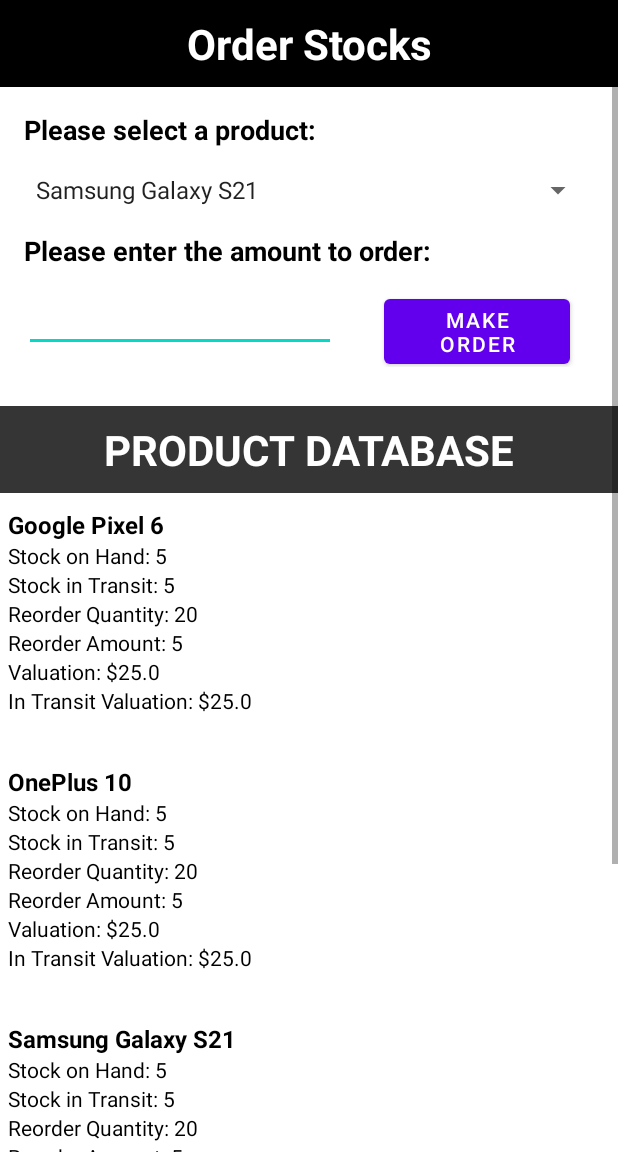
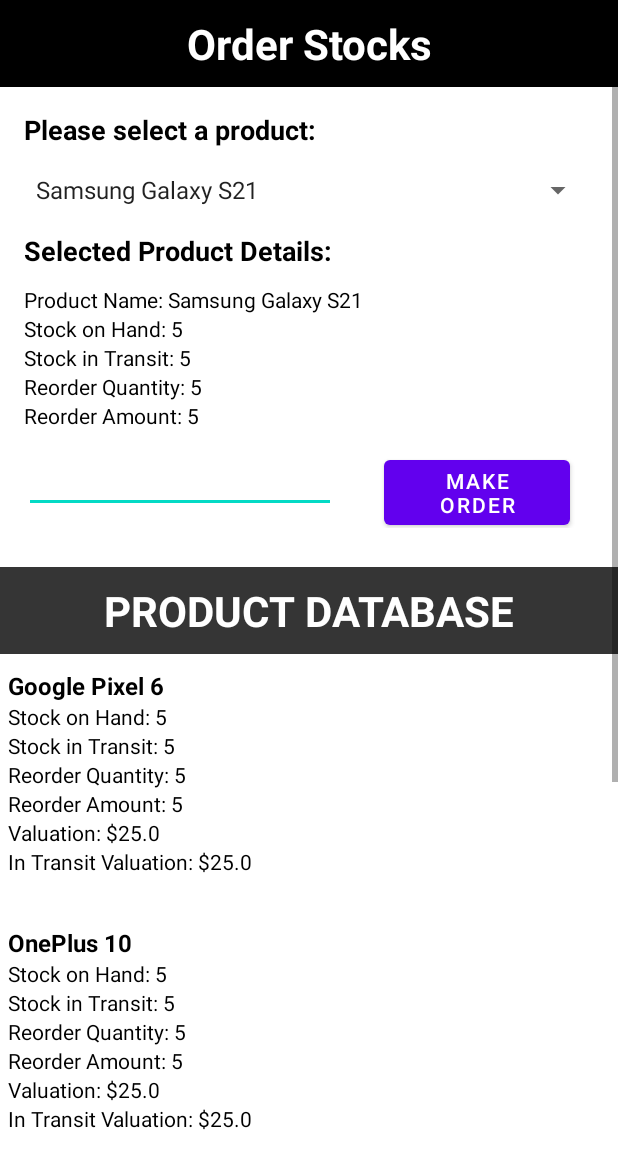
Before and after one commit to Boldoosang/COMP3606-A2, an Android app: the screen it shows after launch (StockActivity), after a tap on "ORDERING STOCKS", on a phone screen of 412 x 824 dp, the part 84-1236 px from its top. Run offline under Robolectric (Android 15) with nearby library versions, the light colour scheme and no system bars.

Commit message:
Added selected product details.

```diff
--- a/app/src/main/java/com/jbaldeo_tevthatcher/productmanagementapplication/OrderStockFragment.java
+++ b/app/src/main/java/com/jbaldeo_tevthatcher/productmanagementapplication/OrderStockFragment.java
@@ -4,17 +4,21 @@
 import android.database.Cursor;
 import android.database.SQLException;
 import android.database.sqlite.SQLiteDatabase;
+import android.graphics.Color;
 import android.os.AsyncTask;
 import android.os.Bundle;
 
+import androidx.appcompat.widget.LinearLayoutCompat;
 import androidx.fragment.app.Fragment;
 import androidx.fragment.app.FragmentTransaction;
 
 import android.view.LayoutInflater;
 import android.view.View;
 import android.view.ViewGroup;
+import android.widget.AdapterView;
 import android.widget.ArrayAdapter;
 import android.widget.Button;
+import android.widget.LinearLayout;
 import android.widget.Spinner;
 import android.widget.TextView;
 import android.widget.Toast;
@@ -102,10 +106,15 @@
 
             orderText = orderTextView.getText().toString();
             spinnerText = orderStockSpinner.getSelectedItem().toString();
+
         }
 
         protected Boolean doInBackground(Void... v){
             ProductDatabaseHelper productDBHelper = new ProductDatabaseHelper(getContext());
+
+            if(orderText.equals(""))
+                return false;
+
             try{
                 db = productDBHelper.getReadableDatabase();
                 cursor = db.rawQuery("select STOCK_IN_TRANSIT from PRODUCT where NAME = '" + spinnerText + "'", null);
@@ -115,7 +124,7 @@
 
                 updatedStock.put("STOCK_IN_TRANSIT", numberInTransit);
                 db.update("PRODUCT", updatedStock, "NAME = ?", new String[]{spinnerText});
-
+                new SelectedProduct().execute();
                 return true;
             } catch(SQLException e){
                 return false;
@@ -123,6 +132,10 @@
         }
 
         protected void onPostExecute(Boolean result){
+            if(orderText.equals("")){
+                Toast toast = Toast.makeText(getContext(), "Invalid product details entered.", Toast.LENGTH_SHORT);
+                toast.show();
+            }
             if(!result){
                 Toast toast = Toast.makeText(getContext(), "Unable to access database.", Toast.LENGTH_SHORT);
                 toast.show();
@@ -130,22 +143,32 @@
         }
     }
 
-    private class PopulateSpinner extends AsyncTask<Void, Void, ArrayList<String>>{
+    private class PopulateSpinner extends AsyncTask<Void, Void, Cursor>{
         Spinner orderStockSpinner;
         ProductDatabaseHelper productDBHelper;
         View view;
+
         protected void onPreExecute(){
-            view=getView();
+            view = getView();
             orderStockSpinner = (Spinner) view.findViewById(R.id.orderStockSpinner);
             productDBHelper = new ProductDatabaseHelper(getContext());
         }
 
-        protected ArrayList<String> doInBackground(Void... v){
+        protected Cursor doInBackground(Void... v){
             if (view != null) {
                 try {
                     db = productDBHelper.getReadableDatabase();
                     cursor = db.query("PRODUCT", new String[]{"_id", "NAME"}, null, null, null, null, null);
 
+                    return cursor;
+                } catch(SQLException e){
+                    return null;
+                }
+            }
+            return null;
+        }
+
+        protected void onPostExecute(Cursor cursor){
             ArrayList<String> productNames = new ArrayList<>();
 
             if(cursor.moveToFirst()){
@@ -154,11 +177,47 @@
                 while(cursor.moveToNext())
                     productNames.add(cursor.getString(1));
 
+                ArrayAdapter spinnerAdapter = new ArrayAdapter(view.getContext(), android.R.layout.simple_spinner_item, productNames);
+
+                spinnerAdapter.setDropDownViewResource(android.R.layout.simple_spinner_dropdown_item);
+                orderStockSpinner.setAdapter(spinnerAdapter);
+
+                orderStockSpinner.setOnItemSelectedListener(new AdapterView.OnItemSelectedListener() {
+                    @Override
+                    public void onItemSelected(AdapterView<?> parentView, View selectedItemView, int position, long id) {
+                        new SelectedProduct().execute();
+                    }
+
+                    public void onNothingSelected(AdapterView<?> adapterView) {
+                        return;
+                    }
+                });
+
+                orderStockSpinner.setSelection(spinnerIndex);
+
             } else {
                 productNames.add("No products available");
                 orderStockSpinner.setEnabled(false);
             }
-                    return productNames;
+        }
+    }
+
+    private class SelectedProduct extends AsyncTask<Void, Void, Cursor>{
+        ProductDatabaseHelper productDBHelper;
+        View view;
+        protected void onPreExecute(){
+            view = getView();
+            productDBHelper = new ProductDatabaseHelper(getContext());
+        }
+
+        protected Cursor doInBackground(Void... v){
+            if (view != null) {
+                try {
+                    Spinner orderSpinner = view.findViewById(R.id.orderStockSpinner);
+                    String selectedProduct = orderSpinner.getSelectedItem().toString();
+                    db = productDBHelper.getReadableDatabase();
+                    cursor = db.query("PRODUCT", new String[]{"_id", "NAME", "STOCK_ON_HAND", "STOCK_IN_TRANSIT", "REORDER_QUANTITY", "REORDER_AMOUNT"}, "NAME = ?", new String[]{selectedProduct}, null, null, null);
+                    return cursor;
                 } catch(SQLException e){
                     return null;
                 }
@@ -166,14 +225,63 @@
             return null;
         }
 
-        protected void onPostExecute(ArrayList<String> productNames){
-            ArrayAdapter spinnerAdapter = new ArrayAdapter(view.getContext(), android.R.layout.simple_spinner_item, productNames);
+        protected void onPostExecute(Cursor cursor){
+            View view = getView();
+            LinearLayout currentProductDetails = view.findViewById(R.id.currentProductDetails);
 
-            spinnerAdapter.setDropDownViewResource(android.R.layout.simple_spinner_dropdown_item);
-            orderStockSpinner.setAdapter(spinnerAdapter);
-            orderStockSpinner.setSelection(spinnerIndex);
+            try {
+                currentProductDetails.removeAllViews();
+            } catch(Throwable e){
+                System.out.println(e.getMessage());
+            }
+
+            LinearLayout outputContainer = new LinearLayout(getContext());
+            LinearLayoutCompat.LayoutParams layoutParams = new LinearLayoutCompat.LayoutParams(LinearLayoutCompat.LayoutParams.WRAP_CONTENT, LinearLayoutCompat.LayoutParams.WRAP_CONTENT);
+            layoutParams.setMargins(0,16,0,0);
+            outputContainer.setOrientation(LinearLayout.VERTICAL);
+            outputContainer.setLayoutParams(layoutParams);
+
+            if(cursor.moveToFirst()){
+                cursor.moveToPosition(spinnerIndex);
+
+                TextView productName = new TextView(getContext());
+                productName.setText("Product Name: " + cursor.getString(1));
+                productName.setTextColor(Color.BLACK);
+
+                TextView stockOnHand = new TextView(getContext());
+                stockOnHand.setText("Stock on Hand: " + cursor.getString(2));
+                stockOnHand.setTextColor(Color.BLACK);
+
+                TextView stockInTransit = new TextView(getContext());
+                stockInTransit.setText("Stock in Transit: " + cursor.getString(3));
+                stockInTransit.setTextColor(Color.BLACK);
+
+                System.out.println(cursor.getString(4));
+
+                TextView reorderQuantity = new TextView(getContext());
+                reorderQuantity.setText("Reorder Quantity: " + cursor.getString(4));
+                reorderQuantity.setTextColor(Color.BLACK);
+
+                TextView reorderAmount = new TextView(getContext());
+                reorderAmount.setText("Reorder Amount: " + cursor.getString(5));
+                reorderAmount.setTextColor(Color.BLACK);
 
 
+                outputContainer.addView(productName);
+                outputContainer.addView(stockOnHand);
+                outputContainer.addView(stockInTransit);
+                outputContainer.addView(reorderQuantity);
+                outputContainer.addView(reorderAmount);
+
+                currentProductDetails.addView(outputContainer);
+            } else {
+                TextView error = new TextView(getContext());
+                error.setText("No Product Selected");
+                error.setTextColor(Color.BLACK);
+
+                outputContainer.addView(error);
+                currentProductDetails.addView(outputContainer);
             }
         }
     }
+}
--- a/app/src/main/java/com/jbaldeo_tevthatcher/productmanagementapplication/OutputFragment.java
+++ b/app/src/main/java/com/jbaldeo_tevthatcher/productmanagementapplication/OutputFragment.java
@@ -69,7 +69,7 @@
         stockOnHand.setTextColor(Color.BLACK);
         stockInTransit.setText("Stock in Transit: " + cursor.getString(2));
         stockInTransit.setTextColor(Color.BLACK);
-        reorderQuantity.setText("Reorder Quantity: " + cursor.getString(3));
+        reorderQuantity.setText("Reorder Quantity: " + cursor.getString(4));
         reorderQuantity.setTextColor(Color.BLACK);
         reorderAmount.setText("Reorder Amount: " + cursor.getString(5));
         reorderAmount.setTextColor(Color.BLACK);
@@ -135,7 +135,7 @@
 
                     while(res.moveToNext()){
                         addProductToView(res);
-                  }
+                    }
                 }
             }
         }
--- a/app/src/main/java/com/jbaldeo_tevthatcher/productmanagementapplication/ReceiveStockFragment.java
+++ b/app/src/main/java/com/jbaldeo_tevthatcher/productmanagementapplication/ReceiveStockFragment.java
@@ -149,14 +149,23 @@
 
         protected Boolean doInBackground(Void... v){
             ProductDatabaseHelper productDBHelper = new ProductDatabaseHelper(getContext());
+
+            if(orderText.equals(""))
+                return false;
+
             try{
                 db = productDBHelper.getReadableDatabase();
                 cursor = db.rawQuery("select STOCK_IN_TRANSIT from PRODUCT where NAME = '" + spinnerText + "'", null);
                 cursor.moveToFirst();
+
                 int numberInTransit = cursor.getInt(0) - Integer.parseInt(orderText);
+
+                if(numberInTransit < 0)
+                    return false;
 
                 cursor = db.rawQuery("select STOCK_ON_HAND from PRODUCT where NAME = '" + spinnerText + "'", null);
                 cursor.moveToFirst();
+
                 int stockOnHand = Integer.parseInt(orderText) + cursor.getInt(0);
 
                 updatedStock.put("STOCK_IN_TRANSIT", numberInTransit);
@@ -171,8 +180,12 @@
         }
 
         protected void onPostExecute(Boolean result){
+            if(orderText.equals("")){
+                Toast toast = Toast.makeText(getContext(), "Invalid product quantity entered.", Toast.LENGTH_SHORT);
+                toast.show();
+            }
             if(!result){
-                Toast toast = Toast.makeText(getContext(), "Unable to access database.", Toast.LENGTH_SHORT);
+                Toast toast = Toast.makeText(getContext(), "Unable to update database. Ensure quantity does not result in negative number.", Toast.LENGTH_SHORT);
                 toast.show();
             }
         }
--- a/app/src/main/res/layout-sw600dp/fragment_ordering_stocks.xml
+++ b/app/src/main/res/layout-sw600dp/fragment_ordering_stocks.xml
@@ -54,6 +54,23 @@
                 <TextView
                     android:layout_width="match_parent"
                     android:layout_height="wrap_content"
+                    android:gravity="left"
+                    android:text="@string/currentProductDetails"
+                    android:textColor="@color/black"
+                    android:textSize="18sp"
+                    android:layout_marginTop="16dp"
+                    android:textStyle="bold"/>
+
+                <LinearLayout
+                    android:id="@+id/currentProductDetails"
+                    android:layout_width="match_parent"
+                    android:layout_height="match_parent"
+                    android:orientation="vertical">
+                </LinearLayout>
+
+                <TextView
+                    android:layout_width="match_parent"
+                    android:layout_height="wrap_content"
                     android:layout_marginTop="16dp"
                     android:gravity="left"
                     android:text="@string/orderStockSelectQuantity"
--- a/app/src/main/res/layout/fragment_ordering_stocks.xml
+++ b/app/src/main/res/layout/fragment_ordering_stocks.xml
@@ -49,15 +49,24 @@
                     android:layout_height="wrap_content"
                     android:layout_marginTop="16dp" />
 
+
                 <TextView
                     android:layout_width="match_parent"
                     android:layout_height="wrap_content"
-                    android:layout_marginTop="16dp"
                     android:gravity="left"
-                    android:text="@string/orderStockSelectQuantity"
+                    android:text="@string/currentProductDetails"
                     android:textColor="@color/black"
                     android:textSize="18sp"
-                    android:textStyle="bold" />
+                    android:layout_marginTop="16dp"
+                    android:textStyle="bold"/>
+
+
+                <LinearLayout
+                    android:id="@+id/currentProductDetails"
+                    android:layout_width="match_parent"
+                    android:layout_height="match_parent"
+                    android:orientation="vertical">
+                </LinearLayout>
 
                 <LinearLayout
                     android:layout_width="match_parent"
--- a/app/src/main/res/values/strings.xml
+++ b/app/src/main/res/values/strings.xml
@@ -9,6 +9,7 @@
     <string name="receiveStockSelectProduct">Please select a product: </string>
     <string name="receiveStockSelectQuantity">Please enter the quantity received: </string>
     <string name="receiveStockSelectQuantityButton">Update Stocks</string>
+    <string name="currentProductDetails">Selected Product Details: </string>
 
 
     <string name="orderingStocksHeader">Order Stocks</string>
```
Lines whose indentation alone changed are shown as unchanged.
